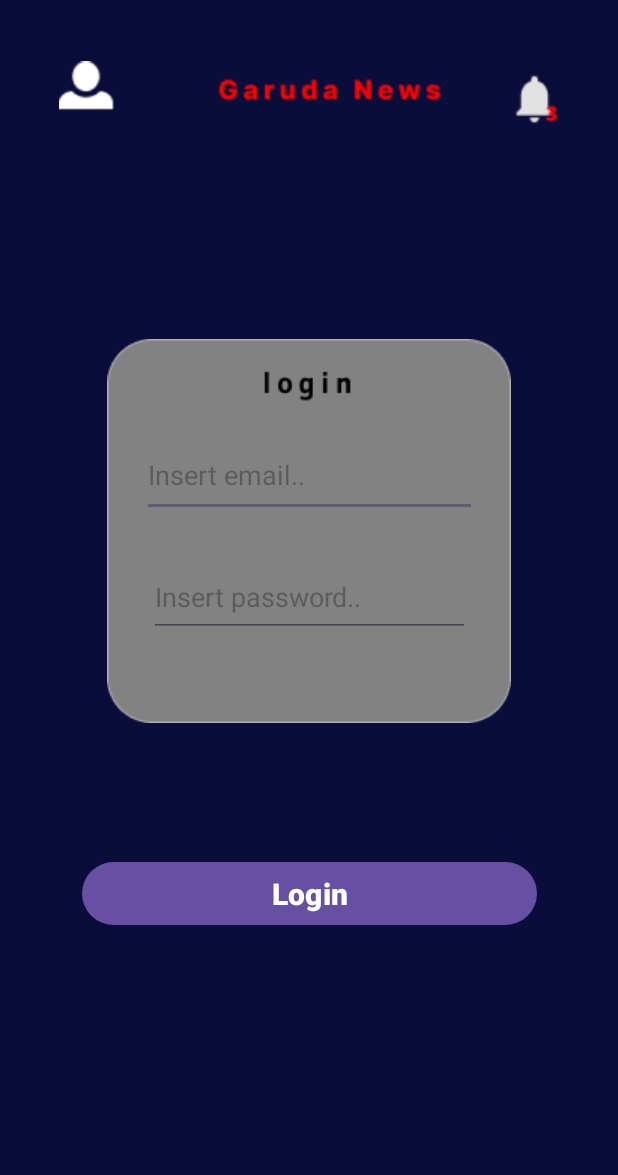
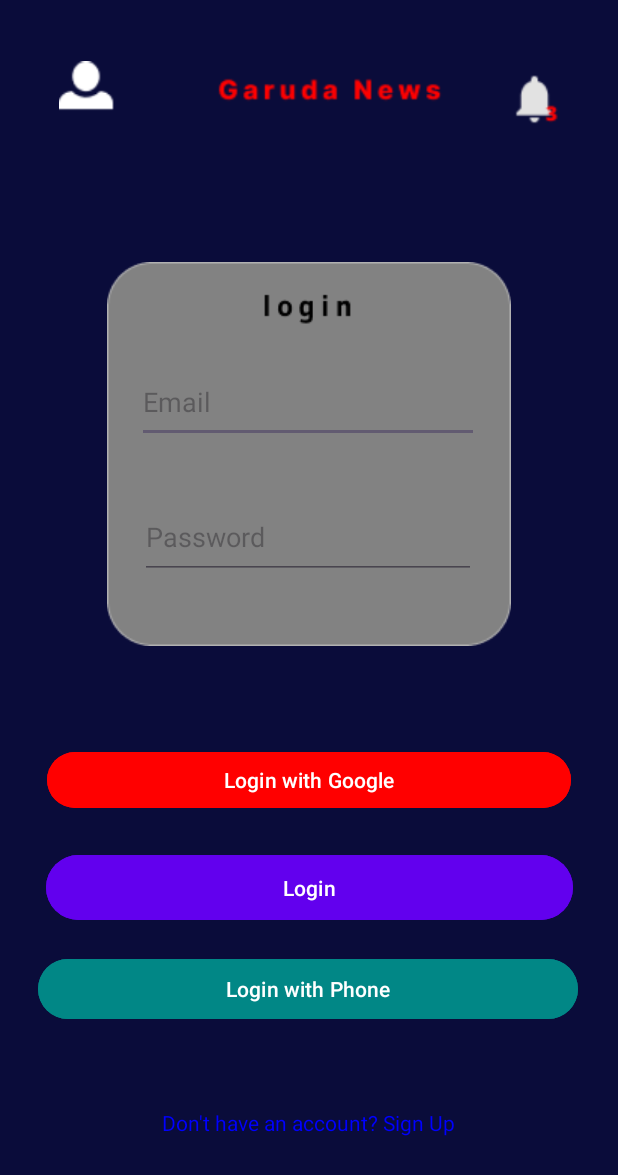
Before and after one commit to Rifqiiiii/Garuda_News, an Android app: the screen it shows after launch (MainActivity before the commit, SignInActivity after it), on a phone screen of 412 x 824 dp. Shown: the top 1175 px of the screen. Run offline under Robolectric (Android 15) with nearby library versions, the phone set to English and light mode, and no system bars; our stand-ins replace Firebase (no records; nobody signed in at launch, a user with empty details on screens opened directly), data binding.

Commit message:
Login & SignIn

```diff
--- /dev/null
+++ b/app/src/main/java/com/example/pas/SignInActivity.kt
@@ -0,0 +1,124 @@
+package com.example.pas
+
+import android.content.Intent
+import android.os.Bundle
+import android.util.Log
+import android.view.View
+import android.widget.Toast
+import androidx.appcompat.app.AppCompatActivity
+import com.example.pas.databinding.ActivitySignInBinding
+import com.google.android.gms.auth.api.signin.GoogleSignIn
+import com.google.android.gms.auth.api.signin.GoogleSignInClient
+import com.google.android.gms.auth.api.signin.GoogleSignInOptions
+import com.google.android.gms.common.api.ApiException
+import com.google.firebase.auth.FirebaseAuth
+import com.google.firebase.auth.GoogleAuthProvider
+
+class SignInActivity : AppCompatActivity(), View.OnClickListener {
+    // Deklarasi variabel
+    private lateinit var binding: ActivitySignInBinding
+    private lateinit var auth: FirebaseAuth
+    private lateinit var googleSignInClient: GoogleSignInClient
+
+    override fun onCreate(savedInstanceState: Bundle?) {
+        super.onCreate(savedInstanceState)
+        binding = ActivitySignInBinding.inflate(layoutInflater)
+        setContentView(binding.root)
+
+        // Inisialisasi Firebase Auth
+        auth = FirebaseAuth.getInstance()
+
+        // Set OnClickListener untuk tombol
+        binding.btnLogin.setOnClickListener(this)
+        binding.btnEmail.setOnClickListener(this)
+        binding.btnPhone.setOnClickListener(this)
+        binding.tvSignUp.setOnClickListener(this)
+
+        // Inisialisasi Google Sign-In
+        val gso = GoogleSignInOptions.Builder(GoogleSignInOptions.DEFAULT_SIGN_IN)
+            .requestIdToken("314295849176-vk3rv3eu53hib8gfllq2kfs2ove2r1gj.apps.googleusercontent.com")
+            .requestEmail()
+            .build()
+        googleSignInClient = GoogleSignIn.getClient(this, gso)
+    }
+
+    override fun onClick(v: View) {
+        when (v.id) {
+            R.id.btnLogin -> { // Ubah ke ID yang sesuai
+                // Login dengan Email/Password
+                val email = binding.inputEmail.text.toString()
+                val password = binding.inputPassword.text.toString()
+                signIn(email, password)
+            }
+            R.id.tvSignUp -> {
+                // Navigasi ke halaman Sign Up
+                val intent = Intent(this, SignUpActivity::class.java)
+                startActivity(intent)
+            }
+            R.id.btnEmail -> {
+                // Login dengan Google
+                signInWithGoogle()
+            }
+        }
+    }
+
+    private fun signIn(email: String, password: String) {
+        if (email.isEmpty() || password.isEmpty()) {
+            Toast.makeText(this, "Email and Password cannot be empty", Toast.LENGTH_SHORT).show()
+            return
+        }
+        auth.signInWithEmailAndPassword(email, password)
+            .addOnCompleteListener(this) { task ->
+                if (task.isSuccessful) {
+                    // Login berhasil, navigasi ke MainActivity
+                    val intent = Intent(this, MainActivity::class.java)
+                    startActivity(intent)
+                    finish()
+                } else {
+                    // Login gagal, tampilkan pesan error
+                    Toast.makeText(this, "Authentication failed: ${task.exception?.message}", Toast.LENGTH_SHORT).show()
+                }
+            }
+    }
+
+    private fun signInWithGoogle() {
+        val signInIntent = googleSignInClient.signInIntent
+        startActivityForResult(signInIntent, RC_SIGN_IN)
+    }
+
+    override fun onActivityResult(requestCode: Int, resultCode: Int, data: Intent?) {
+        super.onActivityResult(requestCode, resultCode, data)
+        if (requestCode == RC_SIGN_IN) {
+            val task = GoogleSignIn.getSignedInAccountFromIntent(data)
+            try {
+                // Google Sign-In berhasil, autentikasi dengan Firebase
+                val account = task.getResult(ApiException::class.java)!!
+                firebaseAuthWithGoogle(account.idToken!!)
+            } catch (e: ApiException) {
+                // Google Sign-In gagal, tampilkan pesan error
+                Log.w("SignInActivity", "Google sign in failed", e)
+                Toast.makeText(this, "Google sign in failed: ${e.message}", Toast.LENGTH_SHORT).show()
+            }
+        }
+    }
+
+    private fun firebaseAuthWithGoogle(idToken: String) {
+        val credential = GoogleAuthProvider.getCredential(idToken, null)
+        auth.signInWithCredential(credential)
+            .addOnCompleteListener(this) { task ->
+                if (task.isSuccessful) {
+                    // Login berhasil, navigasi ke MainActivity
+                    val intent = Intent(this, MainActivity::class.java)
+                    startActivity(intent)
+                    finish()
+                } else {
+                    // Login gagal, tampilkan pesan error
+                    Toast.makeText(this, "Authentication failed: ${task.exception?.message}", Toast.LENGTH_SHORT).show()
+                }
+            }
+    }
+
+    companion object {
+        private const val RC_SIGN_IN = 9001 // Request code untuk Google Sign-In
+    }
+}
--- a/app/src/main/res/layout/activity_login.xml
+++ /dev/null
@@ -1,75 +0,0 @@
-<?xml version="1.0" encoding="utf-8"?>
-<androidx.constraintlayout.widget.ConstraintLayout xmlns:android="http://schemas.android.com/apk/res/android"
-    xmlns:app="http://schemas.android.com/apk/res-auto"
-    xmlns:tools="http://schemas.android.com/tools"
-    android:id="@+id/main"
-    android:layout_width="match_parent"
-    android:layout_height="match_parent"
-    android:background="#0A0C3A"
-    tools:context=".MainActivity">
-
-    <ImageView
-        android:id="@+id/imageView"
-        android:layout_width="333dp"
-        android:layout_height="90dp"
-        app:layout_constraintBottom_toBottomOf="parent"
-        app:layout_constraintEnd_toEndOf="parent"
-        app:layout_constraintStart_toStartOf="parent"
-        app:layout_constraintTop_toTopOf="parent"
-        app:layout_constraintVertical_bias="0.024"
-        app:srcCompat="@drawable/login_pisah" />
-
-    <ImageView
-        android:id="@+id/imageView7"
-        android:layout_width="wrap_content"
-        android:layout_height="wrap_content"
-        app:layout_constraintBottom_toBottomOf="parent"
-        app:layout_constraintEnd_toEndOf="parent"
-        app:layout_constraintStart_toStartOf="parent"
-        app:layout_constraintTop_toTopOf="parent"
-        app:layout_constraintVertical_bias="0.398"
-        app:srcCompat="@drawable/login_pisah1" />
-
-    <EditText
-        android:id="@+id/editTextTextEmailAddress"
-        android:layout_width="223dp"
-        android:layout_height="55dp"
-        android:ems="10"
-        android:hint="Insert email.."
-        android:inputType="textEmailAddress"
-        app:layout_constraintBottom_toBottomOf="parent"
-        app:layout_constraintEnd_toEndOf="parent"
-        app:layout_constraintHorizontal_bias="0.502"
-        app:layout_constraintStart_toStartOf="parent"
-        app:layout_constraintTop_toTopOf="parent"
-        app:layout_constraintVertical_bias="0.376" />
-
-    <EditText
-        android:id="@+id/editTextTextPassword"
-        android:layout_width="214dp"
-        android:layout_height="53dp"
-        android:ems="10"
-        android:hint="Insert password.."
-        android:inputType="textPassword"
-        app:layout_constraintBottom_toBottomOf="parent"
-        app:layout_constraintEnd_toEndOf="parent"
-        app:layout_constraintHorizontal_bias="0.502"
-        app:layout_constraintStart_toStartOf="parent"
-        app:layout_constraintTop_toTopOf="parent"
-        app:layout_constraintVertical_bias="0.482" />
-
-    <Button
-        android:id="@+id/btnLogin"
-        android:layout_width="303dp"
-        android:layout_height="50dp"
-        android:text="Login"
-        android:textSize="20dp"
-        android:textStyle="bold"
-        app:layout_constraintBottom_toBottomOf="parent"
-        app:layout_constraintEnd_toEndOf="parent"
-        app:layout_constraintStart_toStartOf="parent"
-        app:layout_constraintTop_toTopOf="parent"
-        app:layout_constraintVertical_bias="0.737" />
-
-
-</androidx.constraintlayout.widget.ConstraintLayout>
--- /dev/null
+++ b/app/src/main/res/layout/activity_sign_in.xml
@@ -0,0 +1,122 @@
+<?xml version="1.0" encoding="utf-8"?>
+<layout xmlns:android="http://schemas.android.com/apk/res/android"
+    xmlns:app="http://schemas.android.com/apk/res-auto"
+    xmlns:tools="http://schemas.android.com/tools">
+
+    <androidx.constraintlayout.widget.ConstraintLayout
+        android:id="@+id/main"
+        android:layout_width="match_parent"
+        android:layout_height="match_parent"
+        android:background="#0A0C3A"
+        tools:context=".SignInActivity">
+
+        <ImageView
+            android:id="@+id/imageView"
+            android:layout_width="333dp"
+            android:layout_height="90dp"
+            app:layout_constraintBottom_toBottomOf="parent"
+            app:layout_constraintEnd_toEndOf="parent"
+            app:layout_constraintStart_toStartOf="parent"
+            app:layout_constraintTop_toTopOf="parent"
+            app:layout_constraintVertical_bias="0.024"
+            app:srcCompat="@drawable/login_pisah" />
+
+        <ImageView
+            android:id="@+id/imageView7"
+            android:layout_width="wrap_content"
+            android:layout_height="wrap_content"
+            app:layout_constraintBottom_toBottomOf="parent"
+            app:layout_constraintEnd_toEndOf="parent"
+            app:layout_constraintStart_toStartOf="parent"
+            app:layout_constraintTop_toTopOf="parent"
+            app:layout_constraintVertical_bias="0.307"
+            app:srcCompat="@drawable/login_pisah1" />
+
+        <TextView
+            android:id="@+id/tvSignUp"
+            android:layout_width="wrap_content"
+            android:layout_height="wrap_content"
+            android:layout_gravity="center_horizontal"
+            android:clickable="true"
+            android:focusable="true"
+            android:text="Don't have an account? Sign Up"
+            android:textColor="@color/blue"
+            app:layout_constraintBottom_toBottomOf="parent"
+            app:layout_constraintEnd_toEndOf="parent"
+            app:layout_constraintHorizontal_bias="0.497"
+            app:layout_constraintStart_toStartOf="parent"
+            app:layout_constraintTop_toTopOf="parent"
+            app:layout_constraintVertical_bias="0.918" />
+
+        <Button
+            android:id="@+id/btnEmail"
+            android:layout_width="349dp"
+            android:layout_height="45dp"
+            android:backgroundTint="@color/red"
+            android:text="Login with Google"
+            android:textColor="@color/white"
+            app:layout_constraintBottom_toBottomOf="parent"
+            app:layout_constraintEnd_toEndOf="parent"
+            app:layout_constraintStart_toStartOf="parent"
+            app:layout_constraintTop_toTopOf="parent"
+            app:layout_constraintVertical_bias="0.639" />
+
+        <EditText
+            android:id="@+id/inputEmail"
+            android:layout_width="228dp"
+            android:layout_height="54dp"
+            android:hint="Email"
+            android:inputType="textEmailAddress"
+            app:layout_constraintBottom_toBottomOf="parent"
+            app:layout_constraintEnd_toEndOf="parent"
+            app:layout_constraintHorizontal_bias="0.497"
+            app:layout_constraintStart_toStartOf="parent"
+            app:layout_constraintTop_toTopOf="parent"
+            app:layout_constraintVertical_bias="0.313" />
+
+        <EditText
+            android:id="@+id/inputPassword"
+            android:layout_width="224dp"
+            android:layout_height="55dp"
+            android:layout_marginBottom="24dp"
+            android:hint="Password"
+            android:inputType="textPassword"
+            app:layout_constraintBottom_toBottomOf="parent"
+            app:layout_constraintEnd_toEndOf="parent"
+            app:layout_constraintHorizontal_bias="0.497"
+            app:layout_constraintStart_toStartOf="parent"
+            app:layout_constraintTop_toTopOf="parent"
+            app:layout_constraintVertical_bias="0.444" />
+
+        <Button
+            android:id="@+id/btnLogin"
+            android:layout_width="351dp"
+            android:layout_height="51dp"
+            android:layout_marginBottom="16dp"
+            android:backgroundTint="@color/purple_500"
+            android:text="Login"
+            android:textColor="@color/white"
+            app:layout_constraintBottom_toBottomOf="parent"
+            app:layout_constraintEnd_toEndOf="parent"
+            app:layout_constraintStart_toStartOf="parent"
+            app:layout_constraintTop_toTopOf="parent"
+            app:layout_constraintVertical_bias="0.748" />
+
+        <Button
+            android:id="@+id/btnPhone"
+            android:layout_width="360dp"
+            android:layout_height="48dp"
+            android:layout_marginBottom="16dp"
+            android:backgroundTint="@color/teal_700"
+            android:text="Login with Phone"
+            android:textColor="@color/white"
+            app:layout_constraintBottom_toBottomOf="parent"
+            app:layout_constraintEnd_toEndOf="parent"
+            app:layout_constraintHorizontal_bias="0.49"
+            app:layout_constraintStart_toStartOf="parent"
+            app:layout_constraintTop_toTopOf="parent"
+            app:layout_constraintVertical_bias="0.836" />
+
+
+    </androidx.constraintlayout.widget.ConstraintLayout>
+</layout>
--- a/app/src/main/res/values/colors.xml
+++ b/app/src/main/res/values/colors.xml
@@ -1,5 +1,10 @@
 <?xml version="1.0" encoding="utf-8"?>
 <resources>
-    <color name="black">#FF000000</color>
-    <color name="white">#FFFFFFFF</color>
+    <color name="purple_500">#6200EE</color>
+    <color name="purple_700">#3700B3</color>
+    <color name="teal_700">#018786</color>
+    <color name="red">#FF0000</color>
+    <color name="blue">#0000FF</color>
+    <color name="white">#FFFFFF</color>
+    <color name="black">#000000</color>
 </resources>
--- a/app/src/main/res/values/strings.xml
+++ b/app/src/main/res/values/strings.xml
@@ -1,3 +1,7 @@
 <resources>
     <string name="app_name">PAS</string>
+    <string name="phone_icon">Phone</string>
+    <string name="email_icon">Email</string>
+    <string name="app_logo">Logo</string>
+    <string name="default_web_client_id">872102975626-7mrp3k4nhao4falggjmhdkqi3dpkpd46.apps.googleusercontent.com</string>
 </resources>
```
Also changed, not shown: app/build.gradle.kts (+25 -14 lines), app/src/main/AndroidManifest.xml (+7 -1 lines), app/src/main/java/com/example/pas/MainActivity.kt (+85 -14 lines), app/src/main/java/com/example/pas/SignUpActivity.kt (added, +70 -0 lines), app/src/main/res/layout/activity_main.xml (added, +48 -0 lines), app/src/main/res/layout/activity_sign_up.xml (added, +60 -0 lines), build.gradle.kts (+15 -3 lines), 1 other file.
